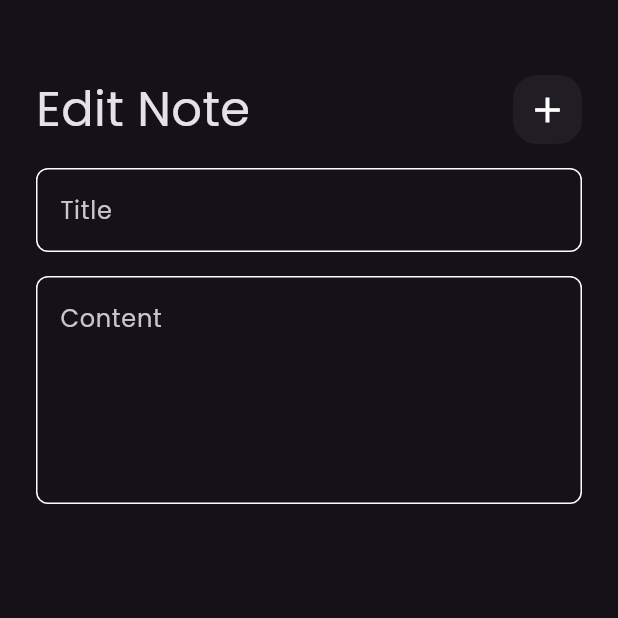
After one commit to Maan-Al-Azel/Note_App, a Flutter app: the screen it shows after launch, after a tap on "Flutter Tips", on a phone screen of 412 x 824 dp, the top half of it. The commit adds this screen. Run offline on Flutter 3.47's test engine with Material 3 defaults, Android fonts, the phone set to English and light mode, and no system bars; our stand-ins replace font_awesome_flutter.

Commit message:
create note view

```diff
--- /dev/null
+++ b/lib/Views/edit_view.dart
@@ -0,0 +1,13 @@
+import 'package:flutter/material.dart';
+import 'package:note_app/widget/edit_note_view_body.dart';
+
+class EditView extends StatelessWidget {
+  const EditView({super.key});
+  static String id = 'EditView';
+  @override
+  Widget build(BuildContext context) {
+    return Scaffold(
+      body: EditNoteViewBody()
+    );
+  }
+}
--- a/lib/main.dart
+++ b/lib/main.dart
@@ -1,4 +1,5 @@
 import 'package:flutter/material.dart';
+import 'package:note_app/Views/edit_view.dart';
 import 'package:note_app/Views/notes_view.dart';
 
 void main() {
@@ -13,7 +14,10 @@ class NoteApp extends StatelessWidget {
     return MaterialApp(
       theme: ThemeData(brightness: Brightness.dark, fontFamily: 'Poppins'),
       debugShowCheckedModeBanner: false,
-      routes: {NotesView.id: (context) => NotesView()},
+      routes: {
+        NotesView.id: (context) => NotesView(),
+        EditView.id: (context) => EditView(),
+      },
       initialRoute: NotesView.id,
     );
   }
--- a/lib/widget/custom_note_item.dart
+++ b/lib/widget/custom_note_item.dart
@@ -1,11 +1,14 @@
 import 'package:flutter/material.dart';
 import 'package:font_awesome_flutter/font_awesome_flutter.dart';
+import 'package:note_app/Views/edit_view.dart';
 
 class NoteItem extends StatelessWidget {
   const NoteItem({super.key});
   @override
   Widget build(BuildContext context) {
-    return Container(
+    return GestureDetector(
+      onTap: () => Navigator.pushNamed(context, EditView.id),
+      child: Container(
         padding: const EdgeInsets.only(top: 24, bottom: 24, left: 16),
         decoration: BoxDecoration(
           color: Color(0xffFFCC80),
@@ -33,7 +36,11 @@ class NoteItem extends StatelessWidget {
 
               trailing: IconButton(
                 onPressed: () {},
-              icon: Icon(FontAwesomeIcons.trash, color: Colors.black, size: 24),
+                icon: Icon(
+                  FontAwesomeIcons.trash,
+                  color: Colors.black,
+                  size: 24,
+                ),
               ),
             ),
 
@@ -50,6 +57,7 @@ class NoteItem extends StatelessWidget {
             ),
           ],
         ),
+      ),
     );
   }
 }
--- /dev/null
+++ b/lib/widget/edit_note_view_body.dart
@@ -0,0 +1,25 @@
+import 'package:flutter/material.dart';
+import 'package:note_app/widget/custom_app_bar.dart';
+import 'package:note_app/widget/custom_text_field.dart';
+
+class EditNoteViewBody extends StatelessWidget {
+  const EditNoteViewBody({super.key});
+
+  @override
+  Widget build(BuildContext context) {
+    return Padding(
+        padding: const EdgeInsets.symmetric(horizontal: 24),
+        child: Column(
+          children: [
+            SizedBox(height: 50),
+            CustomAppBar(title: 'Edit Note', icon: Icons.add),
+            Padding(
+              padding: const EdgeInsets.symmetric(vertical: 16),
+              child: CustomTextField(hint: 'Title'),
+            ),
+            CustomTextField(hint: 'Content', maxLines: 5),
+          ],
+        ),
+      );
+  }
+}
```
Lines whose indentation alone changed are shown as unchanged.
